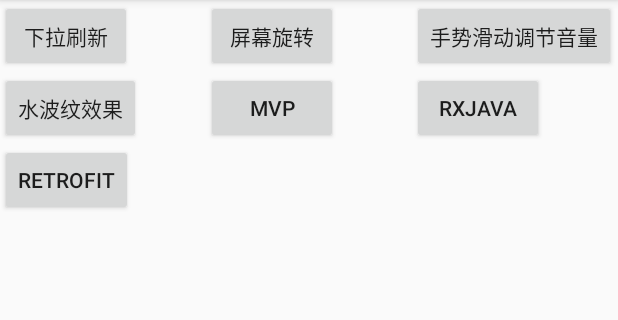
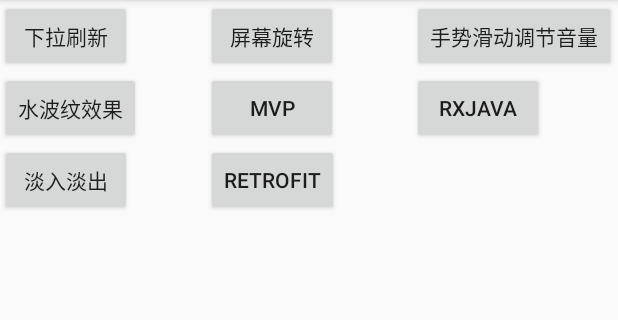
Before and after one commit to darkcgd/Demo, an Android app: the screen it shows after launch (MainActivity), on a phone screen of 412 x 824 dp, the part 84-404 px from its top. Run offline under Robolectric (Android 15) with nearby library versions, the phone set to English and light mode, and no system bars; libraries missing offline, so code that uses them is left out: com.tencent.bugly; 1 statement that could not run was skipped.

Commit message:
淡入淡出

```diff
--- a/app/src/main/java/com/cgd/MainActivity.java
+++ b/app/src/main/java/com/cgd/MainActivity.java
@@ -13,6 +13,7 @@ import android.widget.Button;
 
 import com.cgd.activity.GestureModifyVolumeActivity;
 import com.cgd.activity.MVPActivity;
+import com.cgd.activity.PopInPopUpActivity;
 import com.cgd.activity.PullRefreshActivity;
 import com.cgd.activity.RetrofitActivity;
 import com.cgd.activity.RippleActivity;
@@ -44,6 +45,7 @@ public class MainActivity extends AppCompatActivity {
         list.add(new Params("水波纹效果",RippleActivity.class));
         list.add(new Params("MVP",MVPActivity.class));
         list.add(new Params("Rxjava",RxjavaActivity.class));
+        list.add(new Params("淡入淡出",PopInPopUpActivity.class));
         list.add(new Params("Retrofit",RetrofitActivity.class));
     }
 
```
